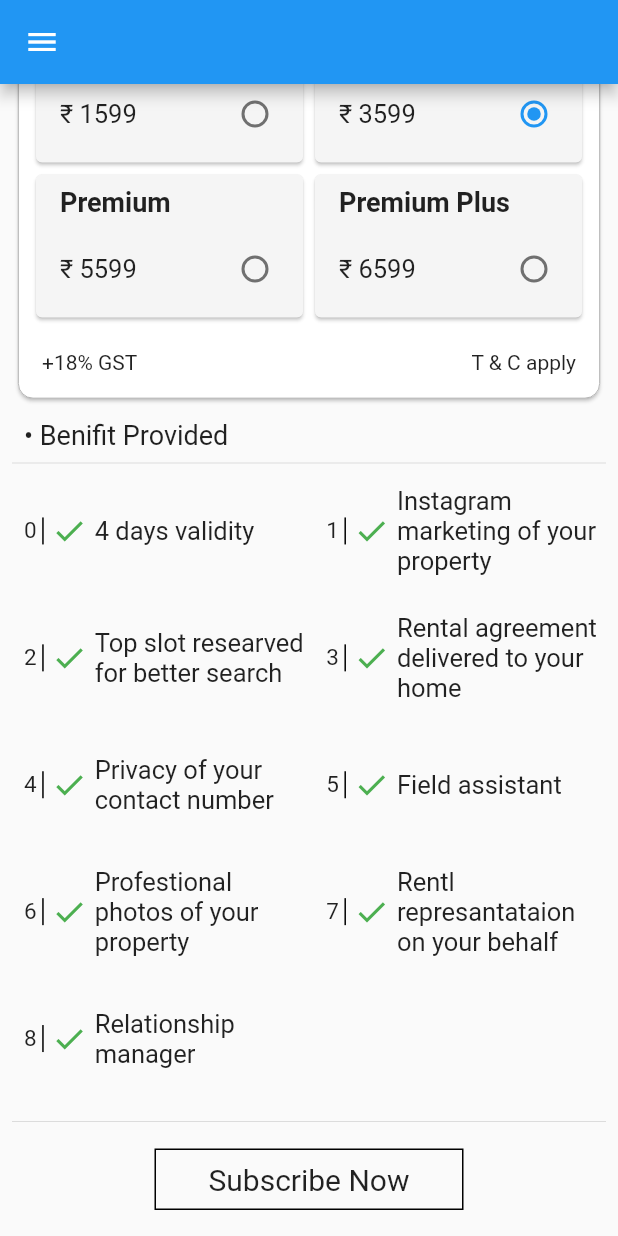
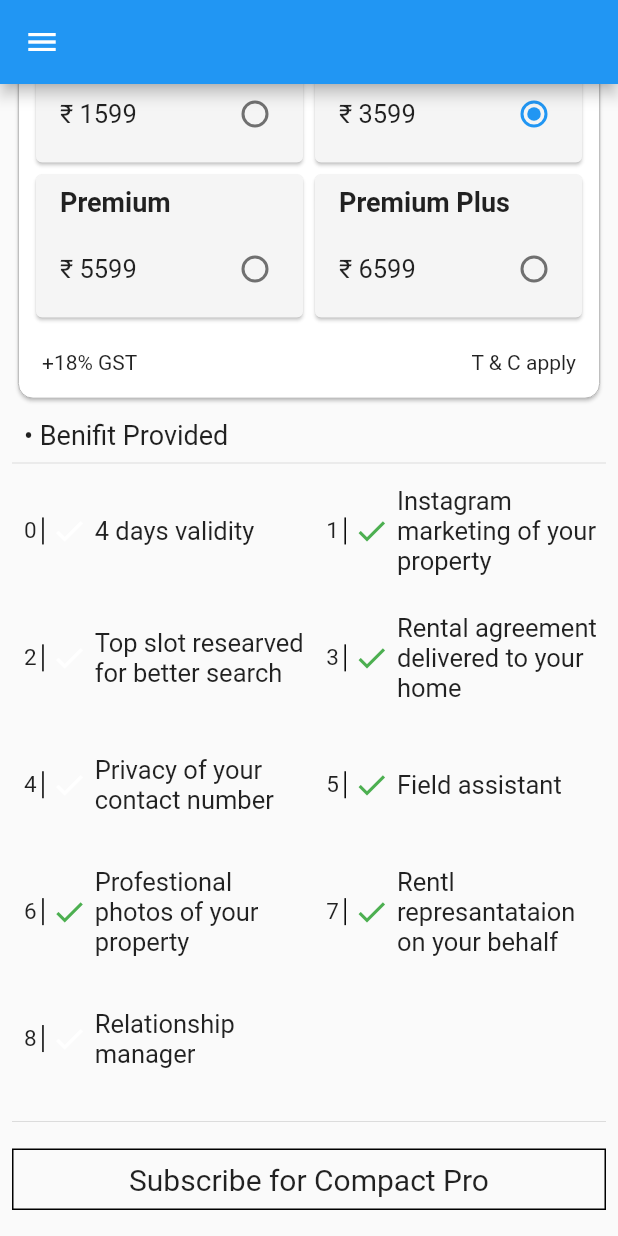
Before and after one commit to yash1001-sojitra/task, a Flutter app: the screen it shows after launch, scrolled down 113 dp, on a phone screen of 412 x 824 dp. Run offline on Flutter 3.47's test engine with Material 2 defaults, Android fonts, the phone set to English and light mode, and no system bars.

```diff
--- a/lib/Screens/home_screen.dart
+++ b/lib/Screens/home_screen.dart
@@ -38,7 +38,7 @@ class _HomeScreenState extends State<HomeScreen> {
 
   List compact = [1, 2, 3];
   List compactpro = [1, 3, 5, 6, 7];
-  List Premium = [1, 2, 3, 4, 5];
+  List premium = [1, 2, 3, 4, 5];
   List premiumplus = [1, 2, 3, 4, 5, 8, 9];
 
   @override
@@ -178,11 +178,46 @@ class _HomeScreenState extends State<HomeScreen> {
                       childAspectRatio: 2.5),
                   itemCount: benifits.length,
                   itemBuilder: (BuildContext context, int index) {
-                    return BenifitModel(
-                      radiovalue: benifits[index],
-                      benifits: benifits[index],
-                      index: index.toString(),
-                      istrue: true,
+                    return Row(
+                      children: [
+                        Container(
+                            decoration: const BoxDecoration(
+                              border: Border(right: BorderSide()),
+                            ),
+                            child: Text(
+                              "$index ",
+                              style: const TextStyle(fontSize: 15),
+                            )),
+                        const SizedBox(
+                          width: 5,
+                        ),
+                        (radioValue == 0
+                                    ? compact
+                                    : radioValue == 1
+                                        ? compactpro
+                                        : radioValue == 2
+                                            ? premium
+                                            : premiumplus)
+                                .contains(index)
+                            ? const Icon(
+                                Icons.check,
+                                color: Colors.green,
+                              )
+                            : const Icon(
+                                Icons.check,
+                                color: Colors.white,
+                              ),
+                        const SizedBox(
+                          width: 5,
+                        ),
+                        Flexible(
+                          child: Text(
+                            benifits[index],
+                            overflow: TextOverflow.fade,
+                            style: const TextStyle(fontSize: 17),
+                          ),
+                        )
+                      ],
                     );
                   },
                 ),
@@ -201,19 +236,18 @@ class _HomeScreenState extends State<HomeScreen> {
                       context,
                       MaterialPageRoute(
                           builder: (context) => PaymentScreen(
-                                amount: price[0],
+                                amount: price[radioValue],
                               )));
                 },
                 child: Center(
                   child: Container(
-                    width: MediaQuery.of(context).size.width * 0.50,
                     alignment: Alignment.center,
                     decoration: BoxDecoration(border: Border.all()),
-                    child: const Padding(
-                      padding: EdgeInsets.all(8.0),
+                    child: Padding(
+                      padding: const EdgeInsets.all(8.0),
                       child: Text(
-                        "Subscribe Now",
-                        style: TextStyle(fontSize: 20),
+                        "Subscribe for ${item[radioValue]}",
+                        style: const TextStyle(fontSize: 20),
                       ),
                     ),
                   ),
@@ -230,135 +264,27 @@ class _HomeScreenState extends State<HomeScreen> {
   }
 }
 
-class Cardmodel extends StatefulWidget {
-  int index;
-  String quality;
-  String price;
+// class BenifitModel extends StatefulWidget {
+//   String radiovalue;
+//   String benifits;
+//   String index;
+//   List istrue;
+//   BenifitModel(
+//       {required this.radiovalue,
+//       required this.benifits,
+//       required this.index,
+//       required this.istrue,
+//       super.key});
 
-  Cardmodel(this.index,
-      {required this.quality, required this.price, super.key});
+//   @override
+//   State<BenifitModel> createState() => _BenifitModelState();
+// }
 
-  @override
-  State<Cardmodel> createState() => _CardmodelState();
-}
+// class _BenifitModelState extends State<BenifitModel> {
+//   late List istruedata = widget.istrue;
 
-class _CardmodelState extends State<Cardmodel> {
-  int radioValue = 1;
-
-  void _handleRadioValueChanged(int value) {
-    setState(() {
-      radioValue = value;
-      print(radioValue);
-    });
-  }
-
-  @override
-  Widget build(BuildContext context) {
-    return GestureDetector(
-      onTap: () {
-        setState(() {
-          // selectedIndex = widget.index;
-        });
-      },
-      child: Card(
-        color: Colors.grey[100],
-        child: Padding(
-          padding: const EdgeInsets.all(8.0),
-          child: Column(
-            mainAxisAlignment: MainAxisAlignment.start,
-            crossAxisAlignment: CrossAxisAlignment.start,
-            children: [
-              Padding(
-                padding: const EdgeInsets.only(left: 8.0),
-                child: Text(
-                  widget.quality,
-                  style: const TextStyle(
-                      fontSize: 18, fontWeight: FontWeight.bold),
-                ),
-              ),
-              const SizedBox(
-                height: 10,
-              ),
-              Padding(
-                padding: const EdgeInsets.only(left: 8.0),
-                child: Row(
-                  mainAxisAlignment: MainAxisAlignment.spaceBetween,
-                  children: [
-                    Text(
-                      '\u{20B9} ${widget.price}',
-                      style: const TextStyle(fontSize: 17),
-                    ),
-                    Radio<int>(
-                        value: widget.index,
-                        groupValue: radioValue,
-                        onChanged: ((value) {
-                          _handleRadioValueChanged(value!);
-                        }))
-                  ],
-                ),
-              )
-            ],
-          ),
-        ),
-      ),
-    );
-  }
-}
-
-class BenifitModel extends StatefulWidget {
-  String radiovalue;
-  String benifits;
-  String index;
-  bool istrue;
-  BenifitModel(
-      {required this.radiovalue,
-      required this.benifits,
-      required this.index,
-      required this.istrue,
-      super.key});
-
-  @override
-  State<BenifitModel> createState() => _BenifitModelState();
-}
-
-class _BenifitModelState extends State<BenifitModel> {
-  @override
-  Widget build(BuildContext context) {
-    return Row(
-      children: [
-        Container(
-            decoration: const BoxDecoration(
-              border: Border(right: BorderSide()),
-            ),
-            child: Text(
-              "${widget.index} ",
-              style: const TextStyle(fontSize: 15),
-            )),
-        const SizedBox(
-          width: 5,
-        ),
-        widget.istrue
-            ? const Icon(
-                Icons.check,
-                color: Colors.green,
-              )
-            : const Icon(
-                Icons.check,
-                color: Colors.white,
-              ),
-        const SizedBox(
-          width: 5,
-        ),
-        Flexible(
-          child: Container(
-            child: Text(
-              widget.benifits,
-              overflow: TextOverflow.fade,
-              style: const TextStyle(fontSize: 17),
-            ),
-          ),
-        )
-      ],
-    );
-  }
-}
+//   @override
+//   Widget build(BuildContext context) {
+//     return;
+//   }
+// }
```
